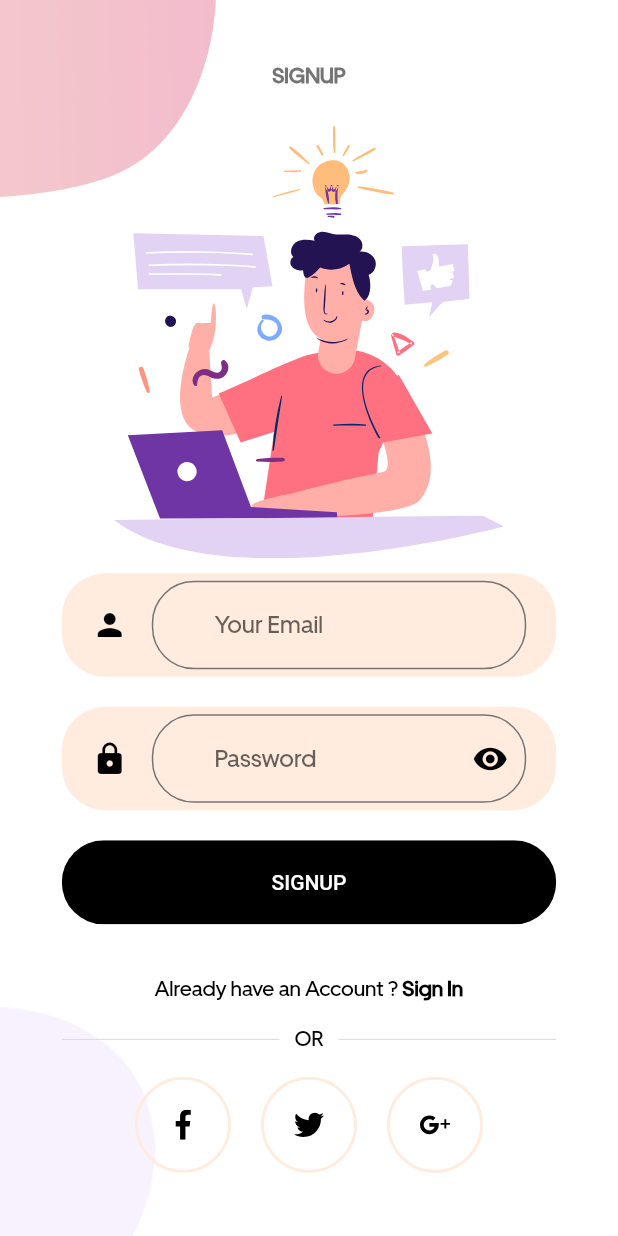
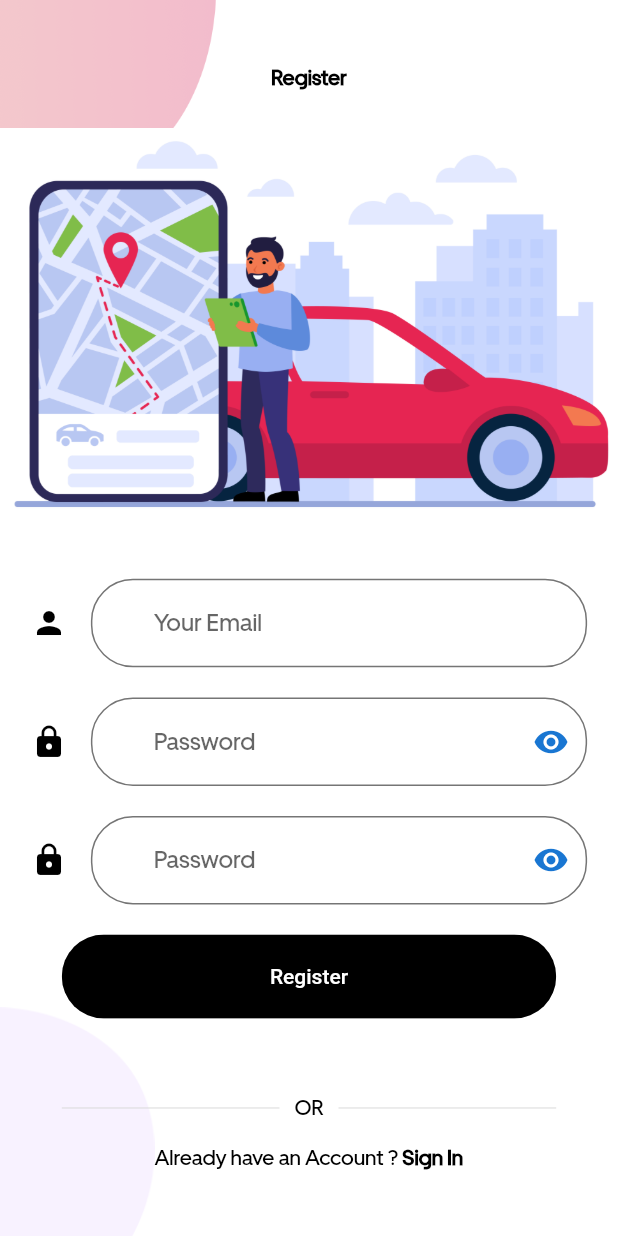
Before and after one commit to AWsabry/fitarekak, a Flutter app: the RegisterScreen screen opened directly, on a phone screen of 412 x 824 dp. Run offline on Flutter 3.47's test engine with Material 2 defaults, Android fonts, the phone set to English and light mode, and no system bars; our stand-ins replace flutter_spinkit, flutter_svg.

Commit message:
Register_Screen_finished

```diff
--- a/fitarekak_rider_app/lib/components/already_have_an_account_acheck.dart
+++ b/fitarekak_rider_app/lib/components/already_have_an_account_acheck.dart
@@ -17,13 +17,13 @@ class AlreadyHaveAnAccountCheck extends StatelessWidget {
       children: <Widget>[
         Text(
           login ? "Don’t have an Account ? " : "Already have an Account ? ",
-          style: TextStyle(color: kPrimaryColor),
+          style: const TextStyle(color: kPrimaryColor),
         ),
         GestureDetector(
           onTap: press,
           child: Text(
             login ? "Sign Up" : "Sign In",
-            style: TextStyle(
+            style: const TextStyle(
               color: kPrimaryColor,
               fontWeight: FontWeight.bold,
             ),
--- /dev/null
+++ b/fitarekak_rider_app/lib/components/default_button.dart
@@ -0,0 +1,46 @@
+import 'package:flutter/material.dart';
+import 'package:fitarekak_rider_app/constants.dart';
+
+class DefaultButton extends StatelessWidget {
+  final String text;
+  final VoidCallback press;
+  final Color color, textColor;
+  const DefaultButton({
+    Key? key,
+    required this.text,
+    required this.press,
+    this.color = kPrimaryColor,
+    this.textColor = Colors.white,
+  }) : super(key: key);
+
+  @override
+  Widget build(BuildContext context) {
+    Size size = MediaQuery.of(context).size;
+    return Container(
+      margin: EdgeInsets.symmetric(vertical: 10),
+      width: size.width * 0.8,
+      child: ClipRRect(
+        borderRadius: BorderRadius.circular(29),
+        child: newElevatedButton(),
+      ),
+    );
+  }
+
+  //Used:ElevatedButton as FlatButton is deprecated.
+  //Here we have to apply customizations to Button by inheriting the styleFrom
+
+  Widget newElevatedButton() {
+    return ElevatedButton(
+      child: Text(
+        text,
+        style: TextStyle(color: textColor),
+      ),
+      onPressed: press,
+      style: ElevatedButton.styleFrom(
+          primary: color,
+          padding: EdgeInsets.symmetric(horizontal: 40, vertical: 20),
+          textStyle: TextStyle(
+              color: textColor, fontSize: 14, fontWeight: FontWeight.w500)),
+    );
+  }
+}
--- /dev/null
+++ b/fitarekak_rider_app/lib/components/email_input_field.dart
@@ -0,0 +1,66 @@
+import 'package:fitarekak_rider_app/components/text_field_container.dart';
+import 'package:flutter/material.dart';
+import 'package:fitarekak_rider_app/constants.dart';
+
+class EmailInputField extends StatefulWidget {
+  final String hintText;
+  final IconData icon;
+  final ValueChanged<String> onChanged;
+  const EmailInputField({
+    Key? key,
+    required this.hintText,
+    this.icon = Icons.person,
+    required this.onChanged,
+  }) : super(key: key);
+
+  @override
+  State<EmailInputField> createState() => _EmailInputFieldState();
+}
+
+class _EmailInputFieldState extends State<EmailInputField> {
+  final List<String> errors = [];
+
+  void addError({required String error}) {
+    if (!errors.contains(error)) {
+      setState(() {
+        errors.add(error);
+      });
+    }
+  }
+
+  void removeError({required String error}) {
+    if (errors.contains(error)) {
+      setState(() {
+        errors.remove(error);
+      });
+    }
+  }
+
+  @override
+  Widget build(BuildContext context) {
+    return TextFieldContainer(
+      child: TextFormField(
+        validator: (value) {
+          if (value!.isEmpty) {
+            addError(error: kEmailNullError);
+            return "Please Enter your email";
+          } else if (!emailValidatorRegExp.hasMatch(value)) {
+            addError(error: kInvalidEmailError);
+            return "Please Enter Valid Email";
+          }
+          return null;
+        },
+        keyboardType: TextInputType.emailAddress,
+        onChanged: widget.onChanged,
+        cursorColor: kPrimaryColor,
+        decoration: InputDecoration(
+          icon: Icon(
+            widget.icon,
+            color: kPrimaryColor,
+          ),
+          hintText: widget.hintText,
+        ),
+      ),
+    );
+  }
+}
--- /dev/null
+++ b/fitarekak_rider_app/lib/components/password_field.dart
@@ -0,0 +1,130 @@
+import 'package:flutter/material.dart';
+import 'package:fitarekak_rider_app/components/text_field_container.dart';
+import 'package:fitarekak_rider_app/constants.dart';
+
+class RoundedPasswordField extends StatefulWidget {
+  final ValueChanged<String> onChanged;
+
+  const RoundedPasswordField({
+    Key? key,
+    required this.onChanged,
+  }) : super(key: key);
+
+  @override
+  State<RoundedPasswordField> createState() => _RoundedPasswordFieldState();
+}
+
+class _RoundedPasswordFieldState extends State<RoundedPasswordField> {
+  late bool _passwordVisible;
+
+  final TextEditingController confirmPassword = TextEditingController();
+  final TextEditingController password = TextEditingController();
+
+  void initState() {
+    _passwordVisible = true;
+  }
+
+  final List<String> errors = [];
+
+  void addError({required String error}) {
+    if (!errors.contains(error)) {
+      setState(() {
+        errors.add(error);
+      });
+    }
+  }
+
+  void removeError({required String error}) {
+    if (errors.contains(error)) {
+      setState(() {
+        errors.remove(error);
+      });
+    }
+  }
+
+  @override
+  Widget build(BuildContext context) {
+    return Column(
+      children: [
+        TextFieldContainer(
+          child: TextFormField(
+            controller: password,
+            validator: (value) {
+              if (value!.isEmpty) {
+                addError(error: kPassNullError);
+                return "Please Enter your password";
+              } else if (value.length < 8) {
+                addError(error: kShortPassError);
+                return "Password is too short";
+              }
+              return null;
+            },
+            keyboardType: TextInputType.text,
+            obscureText: _passwordVisible,
+            onChanged: widget.onChanged,
+            cursorColor: kPrimaryColor,
+            decoration: InputDecoration(
+              hintText: "Password",
+              icon: const Icon(
+                Icons.lock,
+                color: kPrimaryColor,
+              ),
+              suffixIcon: IconButton(
+                icon: Icon(
+                  // Based on passwordVisible state choose the icon
+                  _passwordVisible ? Icons.visibility : Icons.visibility_off,
+                  color: Theme.of(context).primaryColorDark,
+                ),
+                onPressed: () {
+                  // Update the state i.e. toogle the state of passwordVisible variable
+                  setState(() {
+                    _passwordVisible = !_passwordVisible;
+                  });
+                },
+              ),
+            ),
+          ),
+        ),
+        TextFieldContainer(
+          child: TextFormField(
+            controller: confirmPassword,
+            validator: (value) {
+              if (value!.isEmpty) {
+                addError(error: kPassNullError);
+                return "Please Enter your password";
+              } else if ((password.text != value)) {
+                addError(error: kMatchPassError);
+                return "Passwords don't match";
+              }
+              return null;
+            },
+            keyboardType: TextInputType.text,
+            obscureText: _passwordVisible,
+            onChanged: widget.onChanged,
+            cursorColor: kPrimaryColor,
+            decoration: InputDecoration(
+              hintText: "Password",
+              icon: const Icon(
+                Icons.lock,
+                color: kPrimaryColor,
+              ),
+              suffixIcon: IconButton(
+                icon: Icon(
+                  // Based on passwordVisible state choose the icon
+                  _passwordVisible ? Icons.visibility : Icons.visibility_off,
+                  color: Theme.of(context).primaryColorDark,
+                ),
+                onPressed: () {
+                  // Update the state i.e. toogle the state of passwordVisible variable
+                  setState(() {
+                    _passwordVisible = !_passwordVisible;
+                  });
+                },
+              ),
+            ),
+          ),
+        ),
+      ],
+    );
+  }
+}
--- a/fitarekak_rider_app/lib/components/rounded_button.dart
+++ /dev/null
@@ -1,46 +0,0 @@
-import 'package:flutter/material.dart';
-import 'package:fitarekak_rider_app/constants.dart';
-
-class RoundedButton extends StatelessWidget {
-  final String text;
-  final VoidCallback press;
-  final Color color, textColor;
-  const RoundedButton({
-    Key? key,
-    required this.text,
-    required this.press,
-    this.color = kPrimaryColor,
-    this.textColor = Colors.white,
-  }) : super(key: key);
-
-  @override
-  Widget build(BuildContext context) {
-    Size size = MediaQuery.of(context).size;
-    return Container(
-      margin: EdgeInsets.symmetric(vertical: 10),
-      width: size.width * 0.8,
-      child: ClipRRect(
-        borderRadius: BorderRadius.circular(29),
-        child: newElevatedButton(),
-      ),
-    );
-  }
-
-  //Used:ElevatedButton as FlatButton is deprecated.
-  //Here we have to apply customizations to Button by inheriting the styleFrom
-
-  Widget newElevatedButton() {
-    return ElevatedButton(
-      child: Text(
-        text,
-        style: TextStyle(color: textColor),
-      ),
-      onPressed: press,
-      style: ElevatedButton.styleFrom(
-          primary: color,
-          padding: EdgeInsets.symmetric(horizontal: 40, vertical: 20),
-          textStyle: TextStyle(
-              color: textColor, fontSize: 14, fontWeight: FontWeight.w500)),
-    );
-  }
-}
--- a/fitarekak_rider_app/lib/components/rounded_input_field.dart
+++ /dev/null
@@ -1,33 +0,0 @@
-import 'package:flutter/material.dart';
-import 'package:fitarekak_rider_app/components/text_field_container.dart';
-import 'package:fitarekak_rider_app/constants.dart';
-
-class RoundedInputField extends StatelessWidget {
-  final String hintText;
-  final IconData icon;
-  final ValueChanged<String> onChanged;
-  const RoundedInputField({
-    Key? key,
-    required this.hintText,
-    this.icon = Icons.person,
-    required this.onChanged,
-  }) : super(key: key);
-
-  @override
-  Widget build(BuildContext context) {
-    return TextFieldContainer(
-      child: TextField(
-        onChanged: onChanged,
-        cursorColor: kPrimaryColor,
-        decoration: InputDecoration(
-          icon: Icon(
-            icon,
-            color: kPrimaryColor,
-          ),
-          hintText: hintText,
-          border: InputBorder.none,
-        ),
-      ),
-    );
-  }
-}
--- a/fitarekak_rider_app/lib/components/rounded_password_field.dart
+++ /dev/null
@@ -1,34 +0,0 @@
-import 'package:flutter/material.dart';
-import 'package:fitarekak_rider_app/components/text_field_container.dart';
-import 'package:fitarekak_rider_app/constants.dart';
-
-class RoundedPasswordField extends StatelessWidget {
-  final ValueChanged<String> onChanged;
-  const RoundedPasswordField({
-    Key? key,
-    required this.onChanged,
-  }) : super(key: key);
-
-  @override
-  Widget build(BuildContext context) {
-    return TextFieldContainer(
-      child: TextField(
-        obscureText: true,
-        onChanged: onChanged,
-        cursorColor: kPrimaryColor,
-        decoration: InputDecoration(
-          hintText: "Password",
-          icon: Icon(
-            Icons.lock,
-            color: kPrimaryColor,
-          ),
-          suffixIcon: Icon(
-            Icons.visibility,
-            color: kPrimaryColor,
-          ),
-          border: InputBorder.none,
-        ),
-      ),
-    );
-  }
-}
--- a/fitarekak_rider_app/lib/components/text_field_container.dart
+++ b/fitarekak_rider_app/lib/components/text_field_container.dart
@@ -1,3 +1,4 @@
+import 'package:fitarekak_rider_app/size_config.dart';
 import 'package:flutter/material.dart';
 import 'package:fitarekak_rider_app/constants.dart';
 
@@ -12,12 +13,11 @@ class TextFieldContainer extends StatelessWidget {
   Widget build(BuildContext context) {
     Size size = MediaQuery.of(context).size;
     return Container(
-      margin: EdgeInsets.symmetric(vertical: 10),
-      padding: EdgeInsets.symmetric(horizontal: 20, vertical: 5),
-      width: size.width * 0.8,
+      margin: const EdgeInsets.symmetric(vertical: 10),
+      padding: EdgeInsets.symmetric(vertical: getProportionateScreenWidth(5)),
+      width: size.width * 0.9,
       decoration: BoxDecoration(
-        color: kPrimaryLightColor,
-        borderRadius: BorderRadius.circular(29),
+        borderRadius: BorderRadius.circular(20),
       ),
       child: child,
     );
--- a/fitarekak_rider_app/lib/main.dart
+++ b/fitarekak_rider_app/lib/main.dart
@@ -1,3 +1,4 @@
+import 'package:fitarekak_rider_app/screens/Register/Register_screen.dart';
 import 'package:fitarekak_rider_app/screens/SplashScreenRegister/Register_SplashScreen.dart';
 import 'package:fitarekak_rider_app/theme.dart';
 import 'package:flutter/material.dart';
@@ -14,7 +15,7 @@ class MyApp extends StatelessWidget {
   Widget build(BuildContext context) {
     return MaterialApp(
       theme: theme(),
-      home: const SplashScreenRegister(),
+      home: const RegisterScreen(),
     );
   }
 }
--- a/fitarekak_rider_app/lib/screens/Register/Register_screen.dart
+++ b/fitarekak_rider_app/lib/screens/Register/Register_screen.dart
@@ -11,8 +11,8 @@ class RegisterScreen extends StatefulWidget {
 class _RegisterScreenState extends State<RegisterScreen> {
   @override
   Widget build(BuildContext context) {
-    return Scaffold(
-      body: Body(),
+    return const Scaffold(
+      body: SingleChildScrollView(child: Body()),
     );
   }
 }
--- a/fitarekak_rider_app/lib/screens/Register/components/body.dart
+++ b/fitarekak_rider_app/lib/screens/Register/components/body.dart
@@ -1,43 +1,115 @@
 import 'package:fitarekak_rider_app/components/already_have_an_account_acheck.dart';
-import 'package:fitarekak_rider_app/components/rounded_button.dart';
-import 'package:fitarekak_rider_app/components/rounded_input_field.dart';
-import 'package:fitarekak_rider_app/components/rounded_password_field.dart';
+import 'package:fitarekak_rider_app/components/email_input_field.dart';
+import 'package:fitarekak_rider_app/components/default_button.dart';
+import 'package:fitarekak_rider_app/components/password_field.dart';
+import 'package:fitarekak_rider_app/constants.dart';
+import 'package:fitarekak_rider_app/loading.dart';
 import 'package:fitarekak_rider_app/screens/Register/components/background.dart';
 import 'package:fitarekak_rider_app/screens/Register/components/or_divider.dart';
-import 'package:fitarekak_rider_app/screens/Register/components/social_icon.dart';
+import 'package:fitarekak_rider_app/size_config.dart';
+
+import 'package:fitarekak_rider_app/theme.dart';
 import 'package:flutter/material.dart';
 import 'package:flutter_svg/flutter_svg.dart';
 
-class Body extends StatelessWidget {
+class Body extends StatefulWidget {
+  const Body({Key? key}) : super(key: key);
+
+  @override
+  State<Body> createState() => _BodyState();
+}
+
+class _BodyState extends State<Body> {
   @override
   Widget build(BuildContext context) {
+    final List<String> errors = [];
+
+    void addError({required String error}) {
+      if (!errors.contains(error)) {
+        setState(() {
+          errors.add(error);
+        });
+      }
+    }
+
+    void removeError({required String error}) {
+      if (errors.contains(error)) {
+        setState(() {
+          errors.remove(error);
+        });
+      }
+    }
+
+    final snackBar = SnackBar(
+      content: Row(
+        mainAxisAlignment: MainAxisAlignment.spaceBetween,
+        children: [
+          const Text('Letting you in !'),
+          SizedBox(
+              height: 15,
+              width: 15,
+              child: CircularProgressIndicator(
+                color: theme().accentColor,
+              )),
+        ],
+      ),
+    );
+
+    final _formKey = GlobalKey<FormState>();
+    final TextEditingController confirmPassword = TextEditingController();
+    final TextEditingController password = TextEditingController();
+
     Size size = MediaQuery.of(context).size;
     return Background(
       child: SingleChildScrollView(
+        child: Form(
+          key: _formKey,
           child: Column(
             mainAxisAlignment: MainAxisAlignment.center,
             children: <Widget>[
               Text(
-              "SIGNUP",
-              style: TextStyle(fontWeight: FontWeight.bold),
+                "Register",
+                style: TextStyle(
+                    fontWeight: FontWeight.bold, color: theme().primaryColor),
               ),
               SizedBox(height: size.height * 0.03),
-            SvgPicture.asset(
-              "assets/icons/signup.svg",
-              height: size.height * 0.35,
+              SizedBox(
+                child: Image.asset(
+                  'assets/images/7610.jpg',
                 ),
-            RoundedInputField(
+              ),
+              // SvgPicture.asset(
+              //   "assets/icons/signup.svg",
+              //   height: size.height * 0.35,
+              // ),
+              const SizedBox(
+                height: 25,
+              ),
+              EmailInputField(
                 hintText: "Your Email",
                 onChanged: (value) {},
               ),
               RoundedPasswordField(
-              onChanged: (value) {},
+                onChanged: (value) {
+                  if (value.isNotEmpty) {
+                    removeError(error: kPassNullError);
+                  } else if (value.length >= 8) {
+                    removeError(error: kShortPassError);
+                  }
+                  password.text = value;
+                },
               ),
-            RoundedButton(
-              text: "SIGNUP",
-              press: () {},
+
+              DefaultButton(
+                text: "Register",
+                press: () {
+                  if (_formKey.currentState!.validate()) {
+                    ScaffoldMessenger.of(context).showSnackBar(snackBar);
+                  }
+                },
               ),
               SizedBox(height: size.height * 0.03),
+              OrDivider(),
               AlreadyHaveAnAccountCheck(
                 login: false,
                 press: () {
@@ -51,25 +123,8 @@ class Body extends StatelessWidget {
                   // );
                 },
               ),
-            OrDivider(),
-            Row(
-              mainAxisAlignment: MainAxisAlignment.center,
-              children: <Widget>[
-                SocalIcon(
-                  iconSrc: "assets/icons/facebook.svg",
-                  press: () {},
+            ],
           ),
-                SocalIcon(
-                  iconSrc: "assets/icons/twitter.svg",
-                  press: () {},
-                ),
-                SocalIcon(
-                  iconSrc: "assets/icons/google-plus.svg",
-                  press: () {},
-                ),
-              ],
-            )
-          ],
         ),
       ),
     );
--- a/fitarekak_rider_app/lib/screens/SplashScreenRegister/register_SplashScreen.dart
+++ b/fitarekak_rider_app/lib/screens/SplashScreenRegister/register_SplashScreen.dart
@@ -96,7 +96,7 @@ class _SplashScreenRegisterState extends State<SplashScreenRegister> {
           // Add your onPressed code here!
           Navigator.push(
             context,
-            MaterialPageRoute(builder: (context) => const RegisterScreen()),
+            MaterialPageRoute(builder: (context) => RegisterScreen()),
           );
         },
         backgroundColor: Colors.black,
```
Also changed, not shown: fitarekak_rider_app/lib/components/input_field.dart (added, +33 -0 lines), fitarekak_rider_app/lib/size_config.dart (+40 -19 lines), fitarekak_rider_app/assets/icons/Error.svg (added), fitarekak_rider_app/assets/icons/Lock.svg (added), fitarekak_rider_app/assets/icons/Mail.svg (added), fitarekak_rider_app/assets/images/7610.jpg (added), 1 other file. Lines whose indentation alone changed are shown as unchanged.
